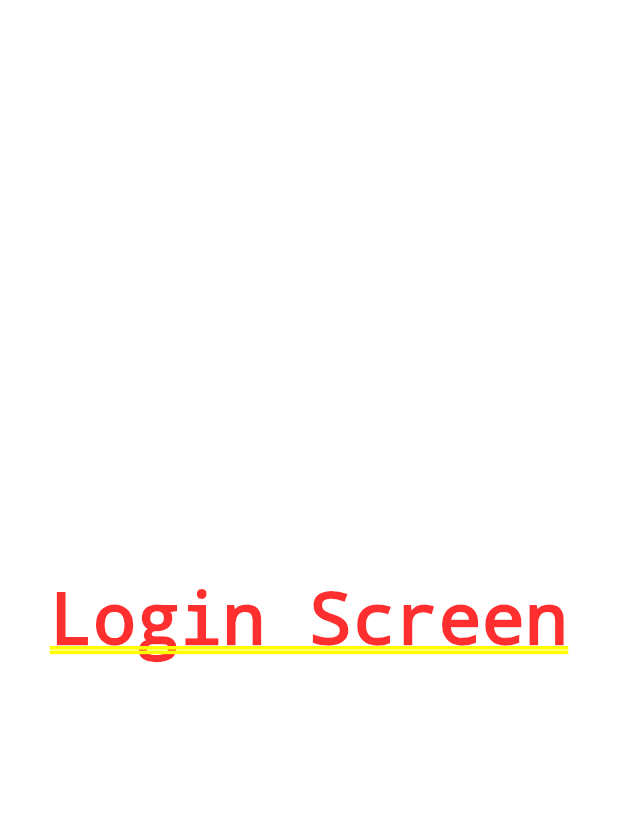
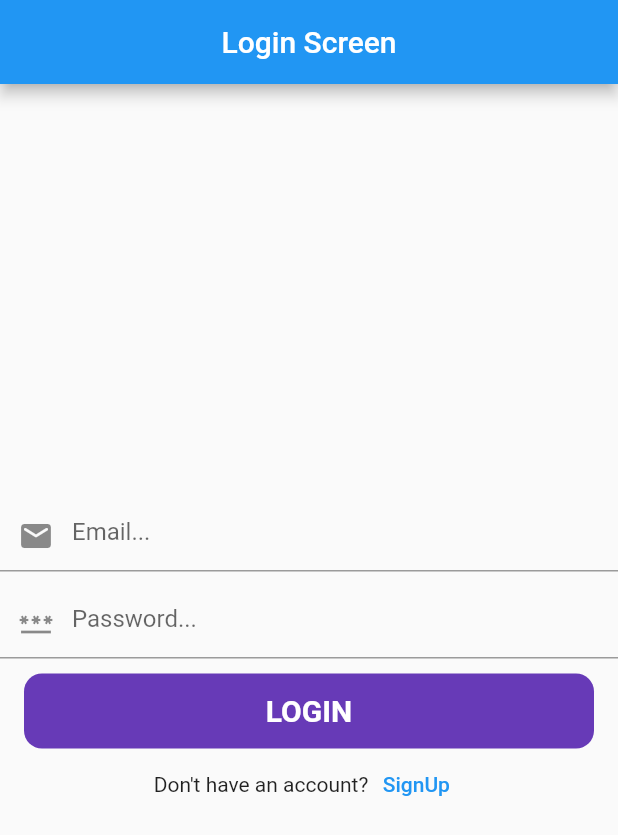
Before and after one commit to Ifte234/fire_base_complete, a Flutter app: the screen it shows after launch, on a phone screen of 412 x 824 dp. Shown: the top 835 px of the screen. Run offline on Flutter 3.47's test engine with Material 2 defaults, Android fonts, the phone set to English and light mode, and no system bars; our stand-ins replace firebase_auth, firebase_core, fluttertoast; accounts and stored records are empty.

```diff
--- a/lib/ui/auth/login_screen.dart
+++ b/lib/ui/auth/login_screen.dart
@@ -1,21 +1,106 @@
+
+import 'package:fire_base_complete/home_page.dart';
+import 'package:fire_base_complete/ui/auth/signup_screen.dart';
+import 'package:fire_base_complete/widgets/myBtn.dart';
 import 'package:flutter/material.dart';
 
 class LoginScreen extends StatefulWidget {
-  const LoginScreen({Key? key}) : super(key: key);
+
+   LoginScreen({Key? key}) : super(key: key);
 
   @override
   State<LoginScreen> createState() => _LoginScreenState();
 }
 
 class _LoginScreenState extends State<LoginScreen> {
+  TextEditingController emailController = TextEditingController();
+  TextEditingController passwordController = TextEditingController();
+  final _formKey = GlobalKey<FormState>();
+
+ @override
+  void dispose(){
+    super.dispose();
+    emailController.dispose();
+    passwordController.dispose();
+  }
+
   @override
   Widget build(BuildContext context) {
-    return Container(
-      child:  Column(
+    return Scaffold(
+      appBar: AppBar(
+        automaticallyImplyLeading: false,
+        centerTitle: true,
+        title: Text('Login Screen'),
+      ),
+      body:  Column(
         mainAxisAlignment: MainAxisAlignment.center,
         crossAxisAlignment: CrossAxisAlignment.center,
-        children: const [
-          Center(child: Text('Login Screen'),)
+        children:  [
+          Form(
+            key: _formKey,
+            child: Column(
+          children: [
+            TextFormField(
+              controller: emailController,
+              keyboardType: TextInputType.emailAddress,
+              decoration: InputDecoration(
+                  prefixIcon: Icon(Icons.email_rounded),
+                  hintText: 'Email...'
+              ),
+              validator: (value){
+                if(value!.isEmpty){
+                  return "Email can't be empty";
+
+                }else{
+                  return null;
+                }
+              },
+            ),
+            SizedBox(height: 10,),
+            TextFormField(
+              keyboardType: TextInputType.text,
+              controller: passwordController,
+              obscureText: true,
+              decoration: InputDecoration(
+
+                  prefixIcon: Icon(Icons.password),
+                  hintText: 'Password...',
+
+              ),
+              validator: (value){
+                if(value!.isEmpty){
+                  return "Password can't be empty";
+                }else{
+                  return null;
+                }
+              },
+
+            ),
+        ],
+      )
+
+          ),
+          SizedBox(height: 10,),
+         MyButton(
+           title: 'LOGIN',
+           onTap: (){
+             if(_formKey.currentState!.validate()){
+               Navigator.push(context, MaterialPageRoute(builder: (_)=> HomePage()));
+
+             };
+           },
+         ),
+          Row(
+            mainAxisAlignment: MainAxisAlignment.center,
+            crossAxisAlignment: CrossAxisAlignment.center,
+            children: [
+              Text("Don't have an account?"),
+              TextButton(onPressed: (){
+                Navigator.push(context, MaterialPageRoute(builder: (_)=> SignUpScreen()));
+              }, child: Text("SignUp"))
+            ],
+          )
+
         ],
       ),
     );
--- /dev/null
+++ b/lib/widgets/myBtn.dart
@@ -0,0 +1,38 @@
+import 'package:flutter/cupertino.dart';
+import 'package:flutter/material.dart';
+
+class MyButton extends StatelessWidget {
+  String title;
+  bool isloading;
+  final VoidCallback onTap;
+   MyButton({Key? key , required this.title ,required this.onTap , this.isloading = false}) : super(key: key);
+
+
+  @override
+  Widget build(BuildContext context) {
+    return
+      InkWell(
+        onTap: onTap,
+        child: Padding(
+          padding: const EdgeInsets.symmetric(horizontal: 16),
+          child: Container(
+
+          height: 50,
+          decoration: BoxDecoration(
+            borderRadius: BorderRadius.circular(12),
+            color: Colors.deepPurple,
+
+          ),
+          child: Center(child: isloading ==true ? CircularProgressIndicator(
+            color: Colors.white,
+          )
+              :Text(title ,style: TextStyle(
+            color: Colors.white,
+            fontSize: 20,
+            fontWeight: FontWeight.bold
+          ),),),
+    ),
+        ),
+      );
+  }
+}
```
Also changed, not shown: lib/ui/auth/signup_screen.dart (added, +138 -0 lines), lib/utils/utils.dart (added, +16 -0 lines).
